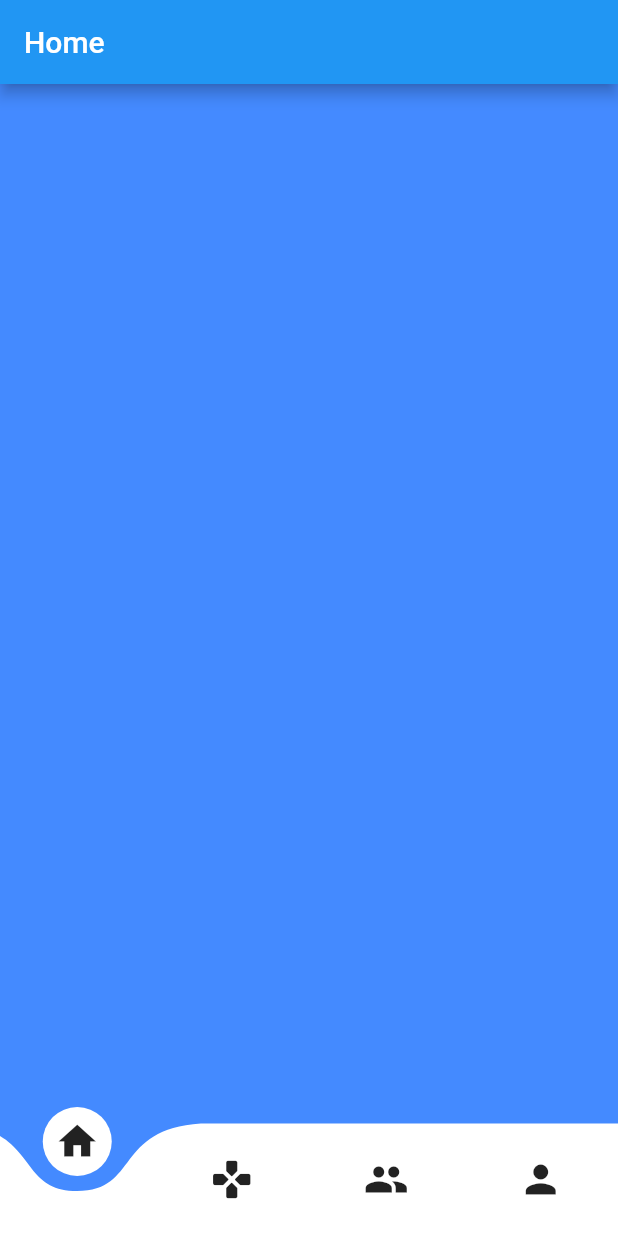
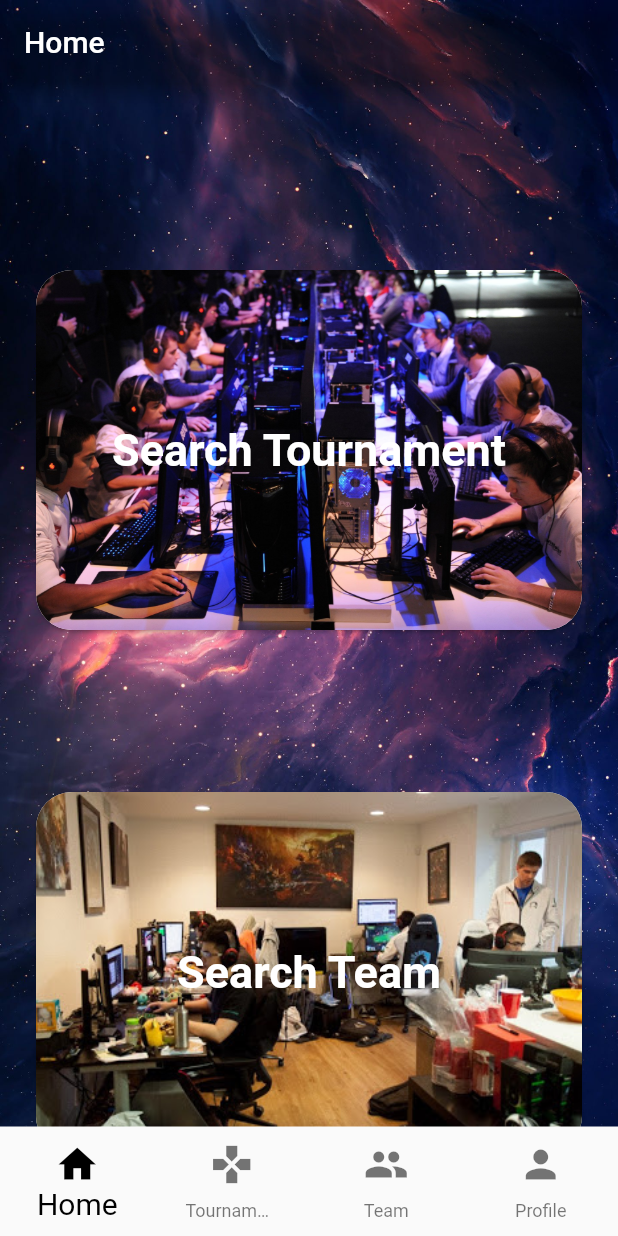
Before and after one commit to Setsuke/TeammatchApp_Flutter, a Flutter app: the screen it shows after launch, on a phone screen of 412 x 824 dp. Run offline on Flutter 3.47's test engine with Material 2 defaults, Android fonts, the phone set to English and light mode, and no system bars; drawn by our look-alikes of curved_navigation_bar.

Commit message:
feat: Home

```diff
--- a/flutter_application_teammatch/lib/main_screen.dart
+++ b/flutter_application_teammatch/lib/main_screen.dart
@@ -1,5 +1,4 @@
 import 'package:flutter/material.dart';
-import 'package:curved_navigation_bar/curved_navigation_bar.dart';
 import 'package:flutter_application_teammatch/screen/profile.dart';
 import 'package:flutter_application_teammatch/screen/tourment.dart';
 import 'package:flutter_application_teammatch/screen/home.dart';
@@ -11,7 +10,8 @@ class MainScreen extends StatefulWidget {
 }
 
 class _MainScreenState extends State<MainScreen> {
-  int selectIndex = 0;
+  int _selectIndex = 0;
+
   final screen = [
     HomeScreen(),
     TourmentScreen(),
@@ -21,31 +21,39 @@ class _MainScreenState extends State<MainScreen> {
   @override
   Widget build(BuildContext context) {
     return Scaffold(
-      bottomNavigationBar: CurvedNavigationBar(
+      body: screen[_selectIndex],
+      bottomNavigationBar: BottomNavigationBar(
+          type: BottomNavigationBarType.fixed,
+          selectedFontSize: 20,
+          iconSize: 20,
+          currentIndex: _selectIndex,
           items: [
-          Icon(
+            BottomNavigationBarItem(
+                icon: Icon(
                   Icons.home,
                   size: 30,
                 ),
-          Icon(
-            Icons.gamepad_rounded,
-            size: 30,
-          ),
-          Icon(Icons.group, size: 30),
-          Icon(
-            Icons.person,
-            size: 30,
-          )
+                label: 'Home',
+                backgroundColor: Colors.grey),
+            BottomNavigationBarItem(
+                icon: Icon(Icons.gamepad, size: 30),
+                label: 'Tournament',
+                backgroundColor: Colors.grey),
+            BottomNavigationBarItem(
+                icon: Icon(Icons.group, size: 30),
+                label: 'Team',
+                backgroundColor: Colors.grey),
+            BottomNavigationBarItem(
+                icon: Icon(Icons.person, size: 30),
+                label: 'Profile',
+                backgroundColor: Colors.grey)
           ],
+          selectedItemColor: Colors.black,
           onTap: (index) {
             setState(() {
-            selectIndex = index;
+              _selectIndex = index;
             });
-        },
-        animationCurve: Curves.easeInBack,
-        animationDuration: const Duration(milliseconds: 300),
-      ),
-      body: screen[selectIndex],
+          }),
     );
   }
 }
--- a/flutter_application_teammatch/lib/screen/home.dart
+++ b/flutter_application_teammatch/lib/screen/home.dart
@@ -1,4 +1,6 @@
 import 'package:flutter/material.dart';
+import 'package:flutter_application_teammatch/search/searcc_tournament.dart';
+import 'package:flutter_application_teammatch/search/search_teams.dart';
 
 class HomeScreen extends StatefulWidget {
   @override
@@ -8,11 +10,88 @@ class HomeScreen extends StatefulWidget {
 class _HomeScreenState extends State<HomeScreen> {
   @override
   Widget build(BuildContext context) {
-    return Scaffold(
-      appBar: AppBar(
-        title: Text('Home'),
+    return MaterialApp(
+      debugShowCheckedModeBanner: false,
+      home: Container(
+        decoration: BoxDecoration(
+            image: DecorationImage(
+                image: AssetImage('assets/header_home.jpg'),
+                fit: BoxFit.cover)),
+        child: Scaffold(
+          backgroundColor: Colors.transparent,
+          appBar: AppBar(
+            backgroundColor: Colors.transparent,
+            title: Text('Home'),
+          ),
+          body: ListView(
+            padding: EdgeInsets.all(20.0),
+            children: <Widget>[
+              SizedBox(
+                height: 100.0,
+              ),
+              _cardTournament(context),
+              SizedBox(
+                height: 100.0,
+              ),
+              _cardTeams(context),
+            ],
+          ),
+        ),
       ),
-
     );
   }
+
+  Widget _cardTournament(BuildContext context) => Card(
+        clipBehavior: Clip.antiAlias,
+        shape: RoundedRectangleBorder(borderRadius: BorderRadius.circular(24)),
+        child: Stack(
+          alignment: Alignment.center,
+          children: [
+            Ink.image(
+              image: AssetImage('assets/torneo.jpg'),
+              child: InkWell(onTap: () {
+                Navigator.push(
+                    context,
+                    MaterialPageRoute(
+                        builder: (context) => SearchTournament()));
+              }),
+              height: 240,
+              fit: BoxFit.cover,
+            ),
+            Text(
+              'Search Tournament',
+              style: TextStyle(
+                  fontWeight: FontWeight.bold,
+                  color: Colors.white,
+                  fontSize: 30),
+            )
+          ],
+        ),
+      );
+
+  Widget _cardTeams(BuildContext context) => Card(
+        clipBehavior: Clip.antiAlias,
+        shape: RoundedRectangleBorder(borderRadius: BorderRadius.circular(24)),
+        child: Stack(
+          alignment: Alignment.center,
+          children: [
+            Ink.image(
+              image: AssetImage('assets/teams.jpg'),
+              child: InkWell(onTap: () {
+                Navigator.push(context,
+                    MaterialPageRoute(builder: (context) => SearchTeams()));
+              }),
+              height: 240,
+              fit: BoxFit.cover,
+            ),
+            Text(
+              'Search Team',
+              style: TextStyle(
+                  fontWeight: FontWeight.bold,
+                  color: Colors.white,
+                  fontSize: 30),
+            )
+          ],
+        ),
+      );
 }
--- a/flutter_application_teammatch/pubspec.yaml
+++ b/flutter_application_teammatch/pubspec.yaml
@@ -46,9 +46,8 @@ flutter:
   uses-material-design: true
 
   # To add assets to your application, add an assets section, like this:
-  # assets:
-  #   - images/a_dot_burr.jpeg
-  #   - images/a_dot_ham.jpeg
+  assets:
+   - assets/
 
   # An image asset can refer to one or more resolution-specific "variants", see
   # https://flutter.dev/assets-and-images/#resolution-aware.
```
Also changed, not shown: flutter_application_teammatch/lib/screen/team.dart (+9 -10 lines), flutter_application_teammatch/lib/screen/tourment.dart (+10 -15 lines), flutter_application_teammatch/lib/search/searcc_tournament.dart (added, +22 -0 lines), flutter_application_teammatch/lib/search/search_delegate.dart (added, +41 -0 lines), flutter_application_teammatch/lib/search/search_teams.dart (added, +27 -0 lines), flutter_application_teammatch/assets/header_home.jpg (added), flutter_application_teammatch/assets/luna.jpg (added), flutter_application_teammatch/assets/teams.jpg (added), flutter_application_teammatch/assets/torneo.jpg (added). Lines whose indentation alone changed are shown as unchanged.
